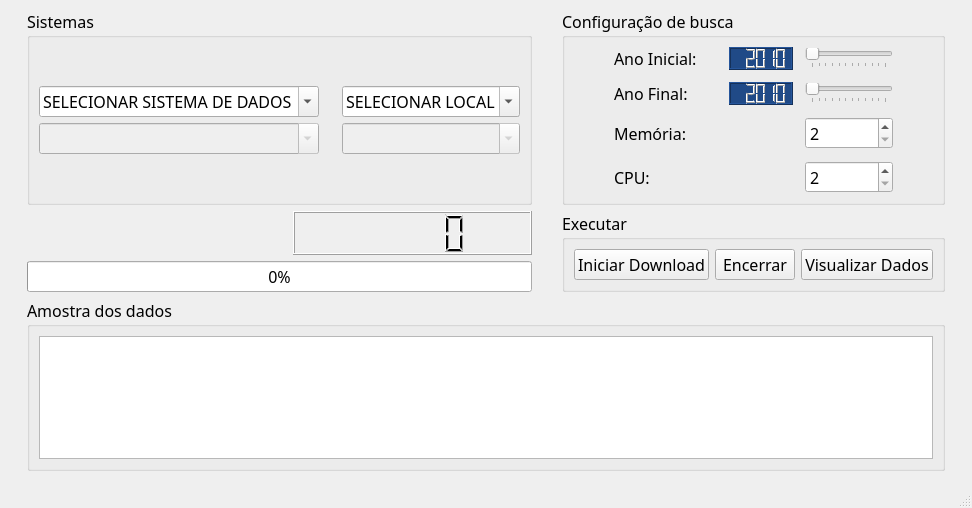
Above: layouts/download.ui from rodriguesmsb/pyBIS before the change. Below: the same form after it.
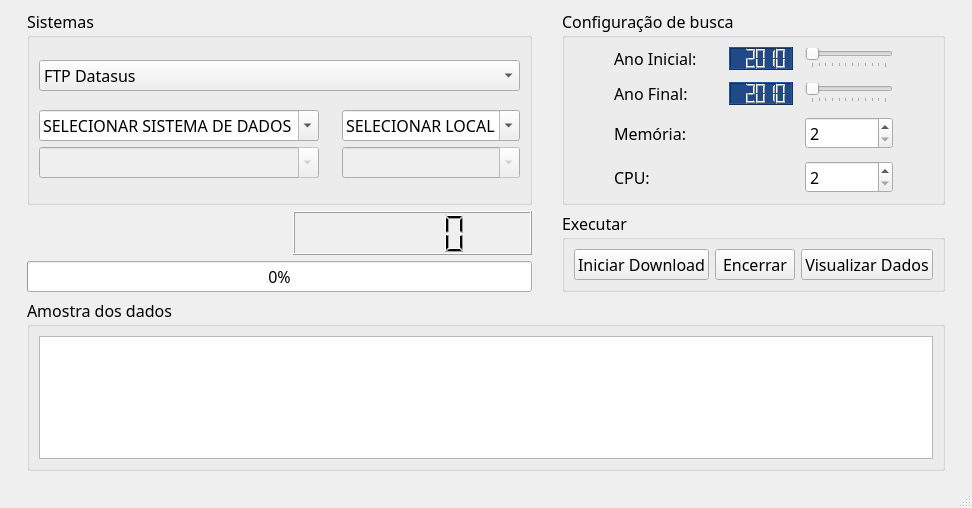
That is the form after the change. Icons and pictures are not drawn.

Commit message: novo layout

```diff
--- a/layouts/download.ui
+++ b/layouts/download.ui
@@ -71,7 +71,7 @@
        <string>Sistemas</string>
       </property>
       <layout class="QGridLayout" name="gridLayout_7">
-       <item row="0" column="0">
+       <item row="2" column="0">
         <layout class="QGridLayout" name="gridLayout">
          <item row="1" column="0">
           <widget class="QComboBox" name="comboBox_2">
@@ -185,6 +185,20 @@
          </item>
         </layout>
        </item>
+       <item row="1" column="0">
+        <widget class="QComboBox" name="comboBox_5">
+         <item>
+          <property name="text">
+           <string>FTP Datasus</string>
+          </property>
+         </item>
+         <item>
+          <property name="text">
+           <string>OpenDatasus</string>
+          </property>
+         </item>
+        </widget>
+       </item>
       </layout>
      </widget>
     </item>
```
